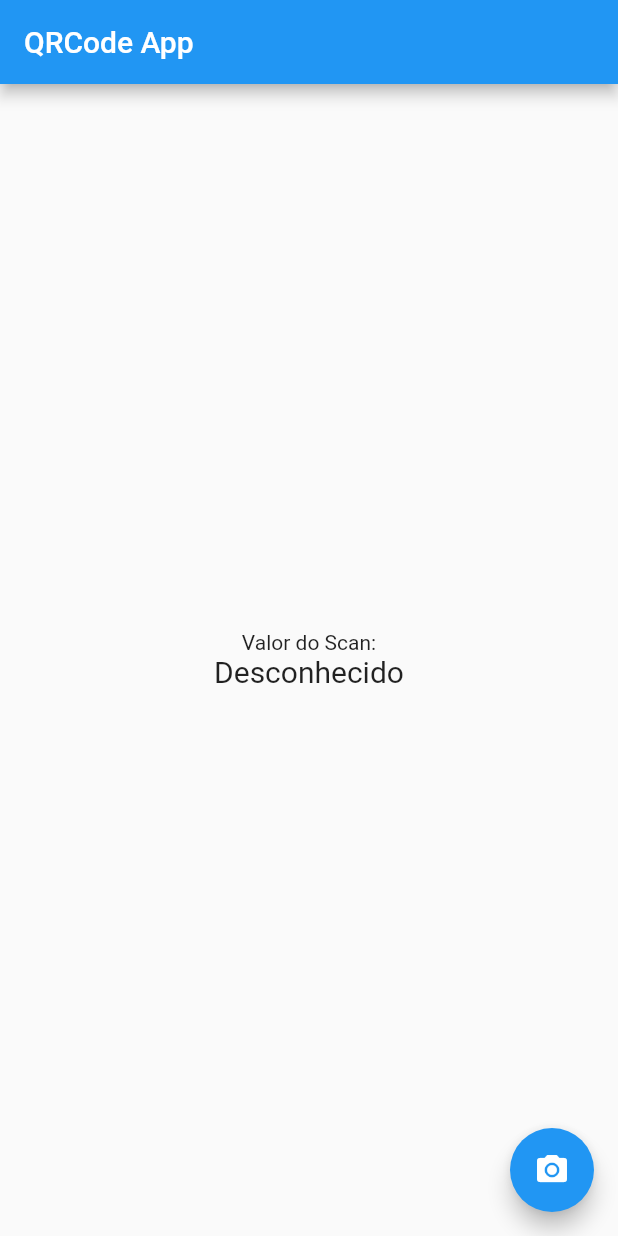
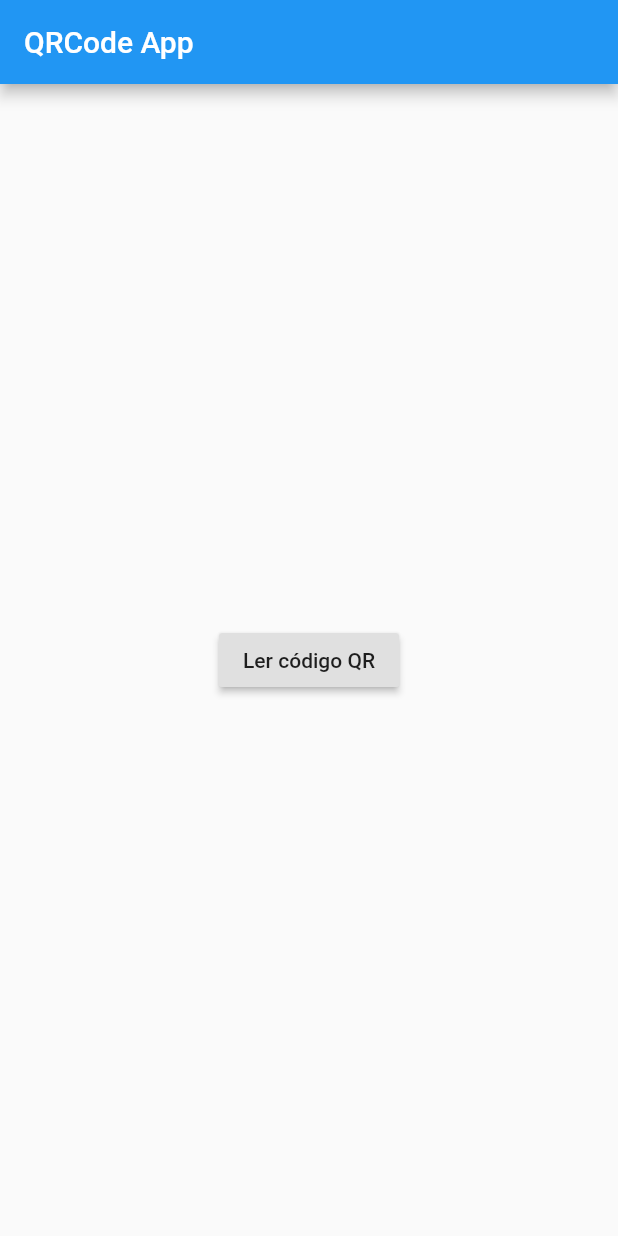
Before and after one commit to JohnEmerson1406/My_Flutter_Projects, a Flutter app: the screen it shows after launch, on a phone screen of 412 x 824 dp. Run offline on Flutter 3.47's test engine with Material 2 defaults, Android fonts, the phone set to English and light mode, and no system bars; our stand-ins replace flip_card, font_awesome_flutter; missing offline and left inert: flutter_barcode_scanner; accounts and stored records are empty.

```diff
--- a/qrcode_app/lib/main.dart
+++ b/qrcode_app/lib/main.dart
@@ -1,5 +1,10 @@
+import 'dart:async';
+import 'dart:convert';
+
 import 'package:flutter/material.dart';
 import 'package:flutter_barcode_scanner/flutter_barcode_scanner.dart';
+import 'package:qrcode_app/models/item.dart';
+import 'package:http/http.dart' as http;
 
 void main() {
   runApp(MyApp());
@@ -24,15 +29,34 @@ class MyHomePage extends StatefulWidget {
   _MyHomePageState createState() => _MyHomePageState();
 }
 
+Future<Item> createItem(String title) async {
+  final http.Response response = await http.post(
+    'https://todo-api-github.herokuapp.com',
+    headers: <String, String>{
+      'Content-Type': 'application/json; charset=UTF-8',
+    },
+    body: jsonEncode(<String, String>{
+      'title': title,
+    }),
+  );
+
+  if (response.statusCode == 200) {
+    return Item.fromJson(json.decode(response.body));
+  } else {
+    throw Exception('Failed to create album.');
+  }
+}
+
 class _MyHomePageState extends State<MyHomePage> {
-  String _res, _value = "Desconhecido";
+  Future<Item> _futureItem;
+  String response = "Unknown";
 
-  Future _scanQR() async {
-    _res = await FlutterBarcodeScanner.scanBarcode(
+  Future scanQR() async {
+    response = await FlutterBarcodeScanner.scanBarcode(
         "#f44336", "Cancelar", true, ScanMode.QR);
 
     setState(() {
-      _value = _res;
+      _futureItem = createItem(response);
     });
   }
 
@@ -43,22 +67,46 @@ class _MyHomePageState extends State<MyHomePage> {
         title: Text(widget.title),
       ),
       body: Center(
-        child: Column(
+        child: (_futureItem == null)
+            ? Column(
                 mainAxisAlignment: MainAxisAlignment.center,
                 children: <Widget>[
-            Text(
-              'Valor do Scan:',
-            ),
-            Text(
-              '$_value',
-              style: TextStyle(fontSize: 20),
+                  RaisedButton(
+                    child: Text('Ler código QR'),
+                    onPressed: () => scanQR(),
                   ),
                 ],
+              )
+            : FutureBuilder<Item>(
+                future: _futureItem,
+                builder: (context, snapshot) {
+                  if (snapshot.hasData) {
+                    return Column(
+                      mainAxisAlignment: MainAxisAlignment.center,
+                      children: <Widget>[
+                        Text("amor amor wow wow: ${snapshot.data.title}"),
+                        RaisedButton(
+                          child: Text('Ler outro código QR'),
+                          onPressed: () => scanQR(),
                         ),
+                      ],
+                    );
+                  } else if (snapshot.hasError) {
+                    return Column(
+                      mainAxisAlignment: MainAxisAlignment.center,
+                      children: <Widget>[
+                        Text("${snapshot.error}"),
+                        RaisedButton(
+                          child: Text('Ler outro código QR'),
+                          onPressed: () => scanQR(),
                         ),
-      floatingActionButton: FloatingActionButton(
-        onPressed: _scanQR,
-        child: Icon(Icons.camera_alt),
+                      ],
+                    );
+                  }
+
+                  return CircularProgressIndicator();
+                },
+              ),
       ),
     );
   }
--- /dev/null
+++ b/qrcode_app/lib/models/item.dart
@@ -0,0 +1,37 @@
+// To parse this JSON data, do
+//
+//     final item = itemFromJson(jsonString);
+
+import 'dart:convert';
+
+Item itemFromJson(String str) => Item.fromJson(json.decode(str));
+
+String itemToJson(Item data) => json.encode(data.toJson());
+
+class Item {
+  Item({
+    this.isDone,
+    this.id,
+    this.title,
+    this.v,
+  });
+
+  bool isDone;
+  String id;
+  String title;
+  int v;
+
+  factory Item.fromJson(Map<String, dynamic> json) => Item(
+        isDone: json["is_done"],
+        id: json["_id"],
+        title: json["title"],
+        v: json["__v"],
+      );
+
+  Map<String, dynamic> toJson() => {
+        "is_done": isDone,
+        "_id": id,
+        "title": title,
+        "__v": v,
+      };
+}
--- a/qrcode_app/pubspec.yaml
+++ b/qrcode_app/pubspec.yaml
@@ -29,6 +29,7 @@ dependencies:
   # Use with the CupertinoIcons class for iOS style icons.
   cupertino_icons: ^0.1.3
   flutter_barcode_scanner: ^1.0.1
+  http: ^0.12.1
 
 dev_dependencies:
   flutter_test:
```
Also changed, not shown: qrcode_app/pubspec.lock. Lines whose indentation alone changed are shown as unchanged.
